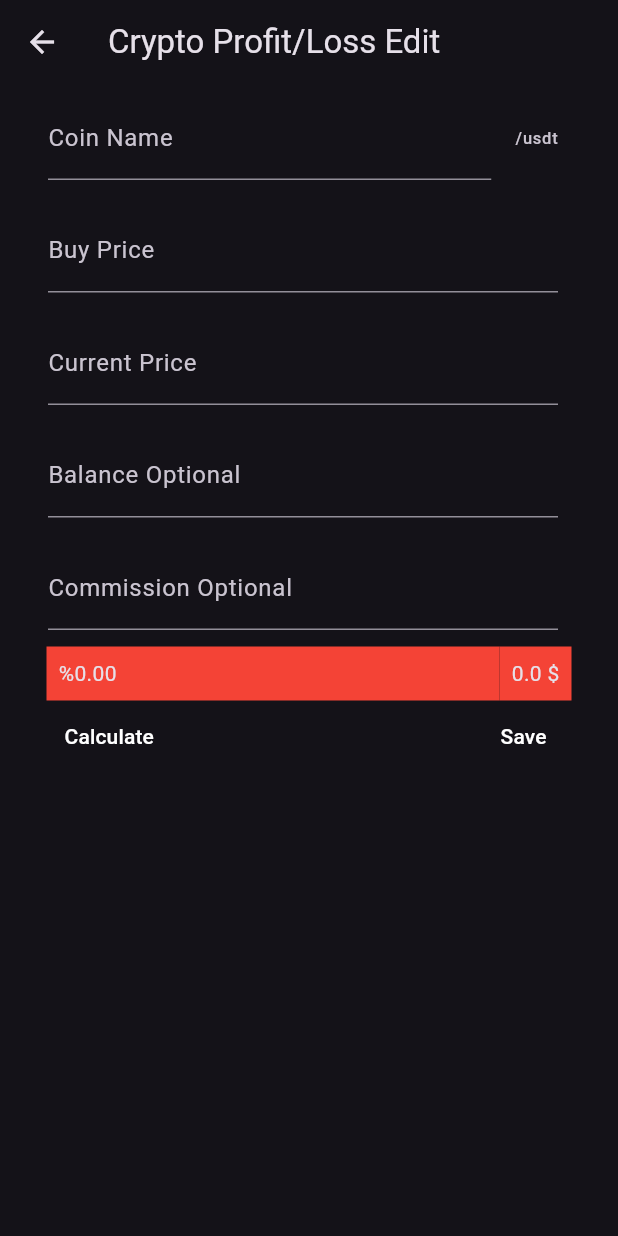
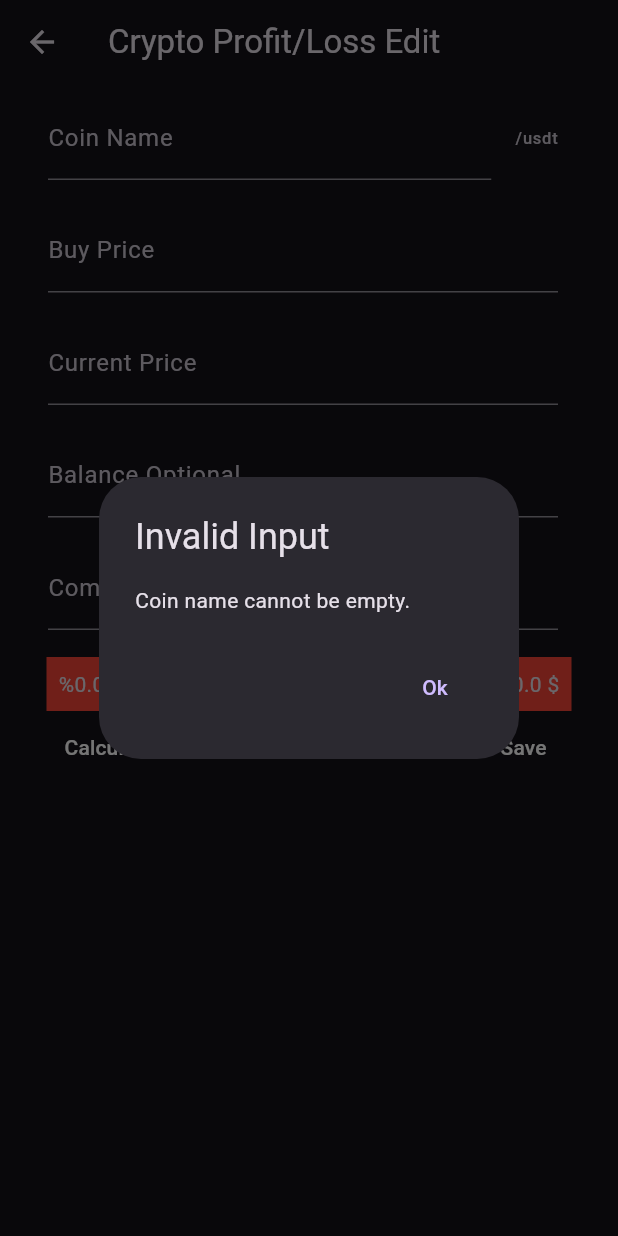
Before and after one commit to mehmetcannn0/crypto_profit_loss_calculator, a Flutter app: the TradeHistoryEdit screen opened directly with empty values, after a tap on "Save", on a phone screen of 412 x 824 dp. Run offline on Flutter 3.47's test engine with Material 3 defaults, Android fonts, the phone set to English and light mode, and no system bars; our stand-ins replace shared_preferences, sqflite, syncfusion_flutter_charts; accounts and stored records are empty.

Commit message:
inputların hata yonetımlerı yapıldı

```diff
--- a/lib/main.dart
+++ b/lib/main.dart
@@ -111,9 +111,7 @@ class _MainScreenState extends State<MainScreen> with RouteAware {
             child: Container(
               decoration: BoxDecoration(
                   borderRadius: BorderRadius.circular(16),
-                  color: currentPnL >= 0
-                      ? Theme.of(context).primaryColorLight
-                      : Colors.red),
+                  color: currentPnL >= 0 ? Colors.green : Colors.red),
               child: ListTile(
                 leadingAndTrailingTextStyle: TextStyle(fontSize: 20),
                 onTap: () => _navigateToProcessPage(i),
--- a/lib/ui/trade_history_edit.dart
+++ b/lib/ui/trade_history_edit.dart
@@ -3,10 +3,10 @@ import 'package:flutter/material.dart';
 import '../services/database_helper.dart';
 import 'trade_history.dart';
 
-// ignore: must_be_immutable
 class TradeHistoryEdit extends StatefulWidget {
   int id;
   TradeHistoryEdit(this.id, {super.key});
+
   @override
   State<TradeHistoryEdit> createState() => _TradeHistoryEditState();
 }
@@ -17,6 +17,7 @@ class _TradeHistoryEditState extends State<TradeHistoryEdit> {
   bool readed = false;
   double currentPnL = 0; //%
   double balancePnL = 0;
+
   @override
   void initState() {
     super.initState();
@@ -25,6 +26,7 @@ class _TradeHistoryEditState extends State<TradeHistoryEdit> {
 
   _loadData() async {
     coinPnL = await databaseHelper.getCoinPnLbyId(widget.id);
+    setState(() {
       coinNameController.text = coinPnL.coinName!;
       buyPriceController.text = coinPnL.buyPrice!;
       currentPriceController.text = coinPnL.currentPrice!;
@@ -33,10 +35,12 @@ class _TradeHistoryEditState extends State<TradeHistoryEdit> {
       currentPnL = double.parse(coinPnL.currentPnL!);
       balancePnL = double.parse(coinPnL.balancePnL!);
       readed = true;
+    });
   }
 
   _saveData() {
-    calculate(context);
+    if (_areInputsValid()) {
+      calculate();
       databaseHelper.updateCoinPnL(CoinPnL.withID(
           coinPnL.id,
           coinNameController.text,
@@ -47,6 +51,7 @@ class _TradeHistoryEditState extends State<TradeHistoryEdit> {
           balancePnL.toStringAsFixed(2),
           commissionController.text,
           coinPnL.date));
+    }
   }
 
   TextEditingController coinNameController = TextEditingController();
@@ -71,106 +76,87 @@ class _TradeHistoryEditState extends State<TradeHistoryEdit> {
                 ListTile(
                   title: TextField(
                     controller: coinNameController,
-                    decoration: InputDecoration(labelText: 'Coin Name'),
+                    decoration: const InputDecoration(labelText: 'Coin Name'),
                     textInputAction: TextInputAction.next,
                   ),
-                  trailing: Text("/usdt"),
+                  trailing: const Text("/usdt"),
                 ),
-                SizedBox(height: 3),
+                const SizedBox(height: 3),
                 ListTile(
                   title: TextField(
                     controller: buyPriceController,
-                    decoration: InputDecoration(labelText: 'Buy Price'),
+                    decoration: const InputDecoration(labelText: 'Buy Price'),
                     textInputAction: TextInputAction.next,
                     keyboardType: TextInputType.number,
                   ),
                 ),
-                SizedBox(height: 3),
+                const SizedBox(height: 3),
                 ListTile(
                   title: TextField(
                     controller: currentPriceController,
-                    decoration: InputDecoration(labelText: 'Current Price'),
+                    decoration:
+                        const InputDecoration(labelText: 'Current Price'),
                     textInputAction: TextInputAction.next,
                     keyboardType: TextInputType.number,
                   ),
                 ),
-                SizedBox(height: 3),
+                const SizedBox(height: 3),
                 ListTile(
                   title: TextField(
                     controller: balanceController,
-                    decoration: InputDecoration(labelText: 'Balance Optional'),
+                    decoration:
+                        const InputDecoration(labelText: 'Balance Optional'),
                     textInputAction: TextInputAction.next,
                     keyboardType: TextInputType.number,
                   ),
                 ),
-                SizedBox(height: 3),
+                const SizedBox(height: 3),
                 ListTile(
                   title: TextField(
                     controller: commissionController,
                     decoration:
-                        InputDecoration(labelText: 'Commission Optional'),
+                        const InputDecoration(labelText: 'Commission Optional'),
                     textInputAction: TextInputAction.done,
-                    onSubmitted: (value) => //submitfunc(context),
-                        calculate(context),
+                    onSubmitted: (value) => calculate(),
                     keyboardType: TextInputType.number,
                   ),
                 ),
-                SizedBox(height: 3),
+                const SizedBox(height: 10),
                 Padding(
-                  padding: EdgeInsets.symmetric(horizontal: 15),
+                  padding: const EdgeInsets.symmetric(horizontal: 15),
                   child: Column(
                     crossAxisAlignment: CrossAxisAlignment.center,
-                    mainAxisAlignment: MainAxisAlignment.spaceBetween,
                     children: [
                       Row(
                         mainAxisAlignment: MainAxisAlignment.spaceBetween,
                         children: [
-                          Expanded(
-                            child: Container(
-                                padding: EdgeInsets.all(8),
-                                color:
-                                    currentPnL <= 0 ? Colors.red : Colors.green,
-                                child:
-                                    Text("%" + currentPnL.toStringAsFixed(2))),
+                          Container(
+                            padding: const EdgeInsets.all(8),
+                            color: currentPnL <= 0 ? Colors.red : Colors.green,
+                            child: Text("%${currentPnL.toStringAsFixed(2)}"),
                           ),
-                          // SizedBox(
-                          //   width: 9,
-                          // ),
                           Container(
-                              padding: EdgeInsets.all(8),
-                              color:
-                                  balancePnL <= 0 ? Colors.red : Colors.green,
-                              child:
-                                  Text(balancePnL.toStringAsFixed(1) + " \$")),
+                            padding: const EdgeInsets.all(8),
+                            color: balancePnL <= 0 ? Colors.red : Colors.green,
+                            child: Text("${balancePnL.toStringAsFixed(1)} \$"),
+                          ),
                         ],
                       ),
                       Row(
                         mainAxisAlignment: MainAxisAlignment.spaceBetween,
                         children: [
                           TextButton(
-                            onPressed: () {
-                              calculate(context);
-                            },
-                            child: Container(
-                              // padding: EdgeInsets.all(12),
-                              // color: Colors.black26,
-                              child: Text(
+                            onPressed: calculate,
+                            child: const Text(
+                              'Calculate',
                               style: TextStyle(color: Colors.white),
-                                'Calculate',
-                              ),
                             ),
                           ),
                           TextButton(
-                            onPressed: () {
-                              submitfunc(context);
-                            },
-                            child: Container(
-                              // padding: EdgeInsets.all(12),
-                              // color: Colors.black26,
-                              child: Text(
+                            onPressed: submitfunc,
+                            child: const Text(
+                              'Save',
                               style: TextStyle(color: Colors.white),
-                                'Save',
-                              ),
                             ),
                           ),
                         ],
@@ -186,42 +172,88 @@ class _TradeHistoryEditState extends State<TradeHistoryEdit> {
     );
   }
 
-  void submitfunc(BuildContext context) {
-    if (coinNameController.text.isNotEmpty &&
-        buyPriceController.text.isNotEmpty &&
-        currentPriceController.text.isNotEmpty) {
+  void submitfunc() {
+    if (_areInputsValid()) {
       _saveData();
       Navigator.pop(context);
-      Navigator.pop(context);
-      Navigator.push(
+      Navigator.pushReplacement(
         context,
         MaterialPageRoute(
-          builder: (context) {
-            return const TradeHistory();
-          },
+          builder: (context) => const TradeHistory(),
         ),
       );
     }
   }
 
-  calculate(BuildContext context) {
-    if (coinNameController.text.isNotEmpty &&
-        buyPriceController.text.isNotEmpty &&
-        currentPriceController.text.isNotEmpty) {
+  bool calculate() {
+    if (_areInputsValid()) {
       setState(() {
         if (commissionController.text.isEmpty) {
           commissionController.text = "0";
         }
-        currentPnL = ((double.parse(currentPriceController.text) /
-                    double.parse(buyPriceController.text) *
-                    100) -
-                100) *
-            (1 - ((double.parse(commissionController.text)) * 2));
-        if (balanceController.text.isEmpty) {
-          balanceController.text = "0";
+        try {
+          final buyPrice = double.parse(buyPriceController.text);
+          final currentPrice = double.parse(currentPriceController.text);
+          final commission = double.tryParse(commissionController.text) ?? 0;
+
+          currentPnL =
+              (((currentPrice / buyPrice) - 1) * 100) * (1 - (commission * 2));
+          balancePnL =
+              currentPnL * (double.tryParse(balanceController.text) ?? 0) / 100;
+        } catch (e) {
+          currentPnL = 0;
+          balancePnL = 0;
         }
-        balancePnL = double.parse(balanceController.text) * (currentPnL / 100);
       });
+      return true;
+    } else {
+      return false;
     }
   }
+
+  void _showError(String message) {
+    showDialog(
+      context: context,
+      builder: (BuildContext context) {
+        return AlertDialog(
+          title: const Text('Invalid Input'),
+          content: Text(message),
+          actions: [
+            TextButton(
+              onPressed: () {
+                Navigator.of(context).pop();
+              },
+              child: const Text('Ok'),
+            ),
+          ],
+        );
+      },
+    );
   }
+
+  bool _areInputsValid() {
+    if (coinNameController.text.isEmpty) {
+      _showError("Coin name cannot be empty.");
+      return false;
+    }
+    if (double.tryParse(buyPriceController.text) == null) {
+      _showError("Enter a valid buy price.");
+      return false;
+    }
+    if (double.tryParse(currentPriceController.text) == null) {
+      _showError("Enter a valid current price.");
+      return false;
+    }
+    if (commissionController.text.isNotEmpty &&
+        double.tryParse(commissionController.text) == null) {
+      _showError("Enter a valid value for commission or leave it blank.");
+      return false;
+    }
+    if (balanceController.text.isNotEmpty &&
+        double.tryParse(balanceController.text) == null) {
+      _showError("Enter a valid value for balance or leave it blank.");
+      return false;
+    }
+    return true;
+  }
+}
```
Also changed, not shown: lib/ui/process.dart (+113 -105 lines). Lines whose indentation alone changed are shown as unchanged.
